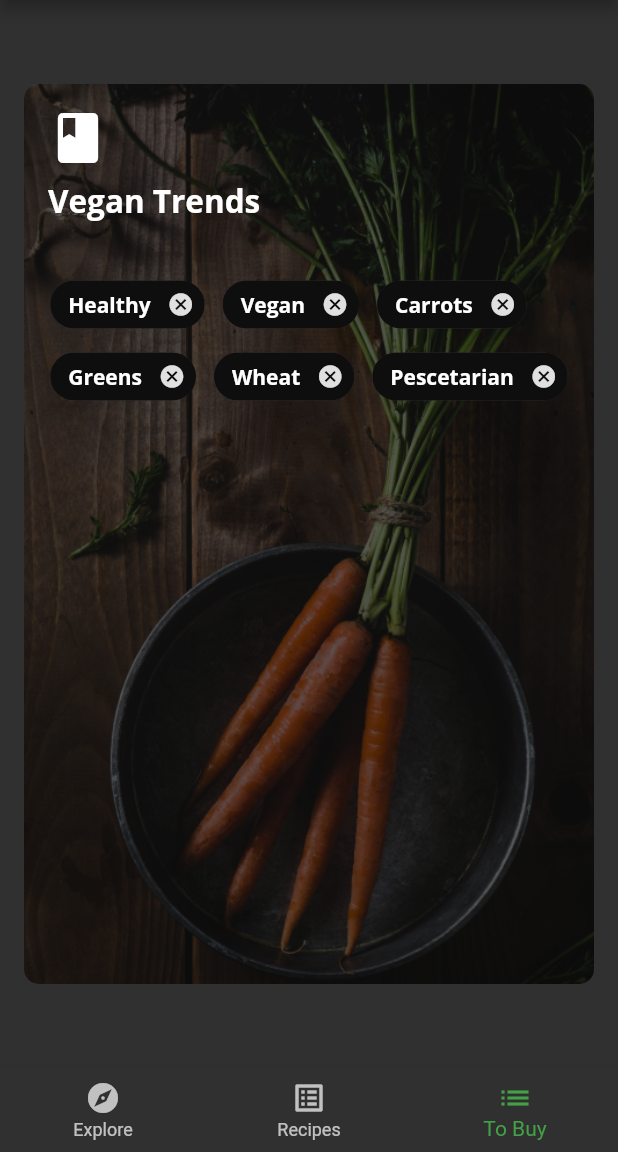
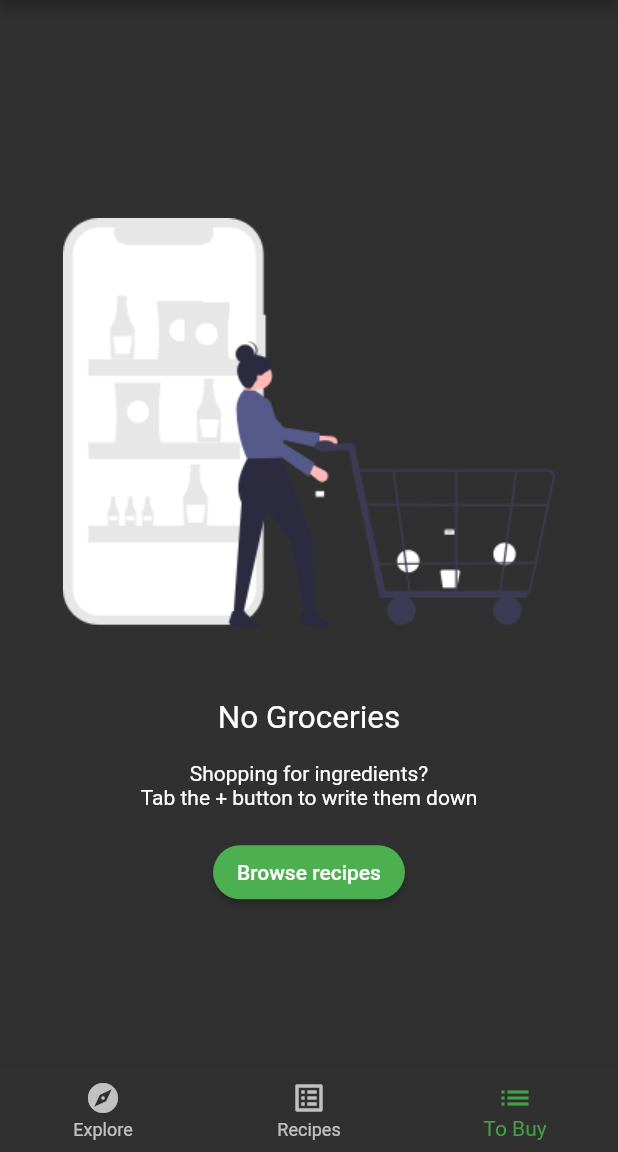
Before and after one commit to sharopcha/Food-recipe-app-flutter, a Flutter app: the screen it shows after launch, item 3 of the bottom bar chosen, on a phone screen of 412 x 824 dp, the part 84-1236 px from its top. Run offline on Flutter 3.47's test engine with Material 2 defaults, Android fonts, the phone set to English and light mode, and no system bars; our stand-ins replace google_fonts.

Commit message:
greating one card grind and tabManager provider

```diff
--- /dev/null
+++ b/lib/components/one_card_grid.dart
@@ -0,0 +1,25 @@
+import 'package:flutter/material.dart';
+import 'package:food_recipe_apprentice/components/recipe_thumbnail.dart';
+import 'package:food_recipe_apprentice/models/models.dart';
+
+class OneCardGrid extends StatelessWidget {
+  const OneCardGrid({Key? key, required this.recipes}) : super(key: key);
+
+  final List<SimpleRecipe> recipes;
+
+  @override
+  Widget build(BuildContext context) {
+    return Padding(
+      padding: const EdgeInsets.only(left: 16, right: 16, top: 16),
+      child: GridView.builder(
+        itemCount: recipes.length,
+        gridDelegate: const SliverGridDelegateWithMaxCrossAxisExtent(
+            maxCrossAxisExtent: 500.0),
+        itemBuilder: (context, index) {
+          final recipe = recipes[index];
+          return RecipeThumbnail(recipe: recipe);
+        },
+      ),
+    );
+  }
+}
--- a/lib/home.dart
+++ b/lib/home.dart
@@ -1,9 +1,9 @@
 import 'package:flutter/material.dart';
-import 'package:food_recipe_apprentice/components/card2.dart';
-import 'package:food_recipe_apprentice/components/card3.dart';
 import 'package:food_recipe_apprentice/models/models.dart';
 import 'package:food_recipe_apprentice/screens/explore_screen.dart';
+import 'package:food_recipe_apprentice/screens/grocery_screen.dart';
 import 'package:food_recipe_apprentice/screens/recipes_screen.dart';
+import 'package:provider/provider.dart';
 
 class Home extends StatefulWidget {
   const Home({Key? key}) : super(key: key);
@@ -13,38 +13,16 @@ class Home extends StatefulWidget {
 }
 
 class _HomeState extends State<Home> {
-  int _selectedIndex = 0;
-
   static List<Widget> pages = [
-    ExploreScreen(),
+    const ExploreScreen(),
     RecipesScreen(),
-    Card3(
-      recipe: ExploreRecipe(
-          title: 'Vegan Trends',
-          tags: [
-            'Healthy',
-            'Vegan',
-            'Carrots',
-            'Greens',
-            'Wheat',
-            'Pescetarian',
-            'Mint',
-            'Lemongrass',
-            'Salad',
-            'Water'
-          ],
-          backgroundImage: 'assets/magazine_pics/mag3.png'),
-    ),
+    const GroceryScreen(),
   ];
-
-  void _onItemTapped(int index) {
-    setState(() {
-      _selectedIndex = index;
-    });
-  }
 
   @override
   Widget build(BuildContext context) {
+    return Consumer<TabManager>(
+      builder: (context, tabManager, child) {
         return Scaffold(
           appBar: AppBar(
             centerTitle: true,
@@ -53,17 +31,24 @@ class _HomeState extends State<Home> {
               style: Theme.of(context).textTheme.headline6,
             ),
           ),
-      body: pages[_selectedIndex],
+          body: pages[tabManager.selectedTab],
           bottomNavigationBar: BottomNavigationBar(
-        currentIndex: _selectedIndex,
-        onTap: _onItemTapped,
-        selectedItemColor: Theme.of(context).textSelectionTheme.selectionColor,
+            currentIndex: tabManager.selectedTab,
+            onTap: (index) {
+              tabManager.goToTab(index);
+            },
+            selectedItemColor:
+                Theme.of(context).textSelectionTheme.selectionColor,
             items: const [
-          BottomNavigationBarItem(icon: Icon(Icons.explore), label: 'Explore'),
-          BottomNavigationBarItem(icon: Icon(Icons.list_alt), label: 'Recipes'),
+              BottomNavigationBarItem(
+                  icon: Icon(Icons.explore), label: 'Explore'),
+              BottomNavigationBarItem(
+                  icon: Icon(Icons.list_alt), label: 'Recipes'),
               BottomNavigationBarItem(icon: Icon(Icons.list), label: 'To Buy'),
             ],
           ),
         );
+      },
+    );
   }
 }
--- a/lib/main.dart
+++ b/lib/main.dart
@@ -1,6 +1,8 @@
 import 'package:flutter/material.dart';
 import 'package:food_recipe_apprentice/fooderlich_theme.dart';
 import 'package:food_recipe_apprentice/home.dart';
+import 'package:food_recipe_apprentice/models/models.dart';
+import 'package:provider/provider.dart';
 
 void main() {
   runApp(const Fooderlich());
@@ -24,7 +26,15 @@ class Fooderlich extends StatelessWidget {
               darkTheme.colorScheme.copyWith(secondary: Colors.green[600])),
       debugShowCheckedModeBanner: false,
       title: 'Fooderlich',
-      home: const Home(),
+      home: MultiProvider(
+        providers: [
+          ChangeNotifierProvider(
+            create: (contect) => TabManager(),
+          ),
+          // TODO: Add Grocery Manager
+        ],
+        child: const Home(),
+      ),
     );
   }
 }
--- a/lib/models/models.dart
+++ b/lib/models/models.dart
@@ -2,3 +2,5 @@ export 'explore_recipe.dart';
 export 'post.dart';
 export 'simple_recipe.dart';
 export 'explore_data.dart';
+export 'grocery_item.dart';
+export 'tab_manager.dart';
--- /dev/null
+++ b/lib/models/tab_manager.dart
@@ -0,0 +1,17 @@
+import 'package:flutter/material.dart';
+
+class TabManager extends ChangeNotifier {
+  int selectedTab = 0;
+
+  void goToTab(index) {
+    selectedTab = index;
+
+    notifyListeners();
+  }
+
+  void goTorecipes() {
+    selectedTab = 1;
+
+    notifyListeners();
+  }
+}
--- /dev/null
+++ b/lib/screens/empty_grocery_screen.dart
@@ -0,0 +1,52 @@
+import 'package:flutter/material.dart';
+
+class EmptyGroceryScreen extends StatelessWidget {
+  const EmptyGroceryScreen({Key? key}) : super(key: key);
+
+  @override
+  Widget build(BuildContext context) {
+    return Padding(
+      padding: const EdgeInsets.all(30.0),
+      child: Center(
+        child: Column(
+          mainAxisAlignment: MainAxisAlignment.center,
+          children: [
+            AspectRatio(
+              aspectRatio: 1 / 1,
+              child: Image.asset('assets/fooderlich_assets/empty_list.png'),
+            ),
+            const SizedBox(
+              height: 8.0,
+            ),
+            const Text(
+              'No Groceries',
+              style: TextStyle(fontSize: 21.0),
+            ),
+            const SizedBox(
+              height: 16.0,
+            ),
+            const Text(
+              'Shopping for ingredients?\n'
+              'Tab the + button to write them down',
+              textAlign: TextAlign.center,
+            ),
+            const SizedBox(
+              height: 18.0,
+            ),
+            MaterialButton(
+              textColor: Colors.white,
+              child: const Text('Browse recipes'),
+              shape: RoundedRectangleBorder(
+                borderRadius: BorderRadius.circular(30.0),
+              ),
+              color: Colors.green,
+              onPressed: () {
+                // TODO: Go to recipes Tab
+              },
+            )
+          ],
+        ),
+      ),
+    );
+  }
+}
--- /dev/null
+++ b/lib/screens/grocery_screen.dart
@@ -0,0 +1,11 @@
+import 'package:flutter/material.dart';
+import 'package:food_recipe_apprentice/screens/empty_grocery_screen.dart';
+
+class GroceryScreen extends StatelessWidget {
+  const GroceryScreen({Key? key}) : super(key: key);
+
+  @override
+  Widget build(BuildContext context) {
+    return EmptyGroceryScreen();
+  }
+}
--- a/lib/screens/recipes_screen.dart
+++ b/lib/screens/recipes_screen.dart
@@ -1,6 +1,7 @@
 import 'package:flutter/material.dart';
 import 'package:food_recipe_apprentice/api/mock_fooderlich_service.dart';
-import 'package:food_recipe_apprentice/components/recipes_crid_view.dart';
+import 'package:food_recipe_apprentice/components/one_card_grid.dart';
+import 'package:food_recipe_apprentice/components/recipes_grid_view.dart';
 import 'package:food_recipe_apprentice/models/models.dart';
 
 class RecipesScreen extends StatelessWidget {
@@ -14,7 +15,8 @@ class RecipesScreen extends StatelessWidget {
       future: exploreService.getRecipes(),
       builder: (context, snapshot) {
         if (snapshot.connectionState == ConnectionState.done) {
-          return RecipesGridView(recipes: snapshot.data as List<SimpleRecipe>);
+          // return RecipesGridView(recipes: snapshot.data as List<SimpleRecipe>);
+          return OneCardGrid(recipes: snapshot.data as List<SimpleRecipe>);
         } else {
           return const Center(
             child: CircularProgressIndicator(),
--- a/pubspec.yaml
+++ b/pubspec.yaml
@@ -30,6 +30,7 @@ dependencies:
   flutter:
     sdk: flutter
   google_fonts: ^2.1.0
+  provider: ^5.0.0
 
   # The following adds the Cupertino Icons font to your application.
   # Use with the CupertinoIcons class for iOS style icons.
@@ -63,6 +64,7 @@ flutter:
     - assets/magazine_pics/
     - assets/sample_data/
     - assets/profile_pics/
+    - assets/fooderlich_assets/
 
   # An image asset can refer to one or more resolution-specific "variants", see
   # https://flutter.dev/assets-and-images/#resolution-aware.
```
Also changed, not shown: lib/models/grocery_item.dart (added, +41 -0 lines), lib/screens/explore_screen.dart (+39 -3 lines), assets/fooderlich_assets/empty_list.png (added), lib/components/recipes_grid_view.dart (renamed from lib/components/recipes_crid_view.dart), pubspec.lock. Lines whose indentation alone changed are shown as unchanged.
